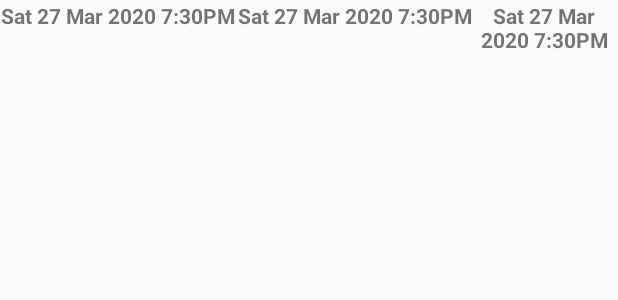
After one commit to unomar/MCHL, an Android app: the layout player_lookup_row.xml on its own in the app's theme, with its tools: preview values and no code run, on a phone screen of 412 x 824 dp. The commit adds this screen. Shown: the top 300 px of the screen. Run offline under Robolectric (Android 15) with nearby library versions, the phone set to English and light mode, and no system bars.

Commit message:
Add custom player list adapter

```diff
--- a/app/src/main/java/com/sloppylinux/mchl/ui/home/TeamListAdapter.java
+++ b/app/src/main/java/com/sloppylinux/mchl/ui/adapters/TeamListAdapter.java
@@ -1,4 +1,4 @@
-package com.sloppylinux.mchl.ui.home;
+package com.sloppylinux.mchl.ui.adapters;
 
 import android.content.Context;
 import android.view.LayoutInflater;
--- a/app/src/main/java/com/sloppylinux/mchl/ui/home/HomeFragment.java
+++ b/app/src/main/java/com/sloppylinux/mchl/ui/home/HomeFragment.java
@@ -5,16 +5,14 @@ import android.view.LayoutInflater;
 import android.view.View;
 import android.view.ViewGroup;
 import android.widget.ListView;
-import android.widget.TextView;
 
 import androidx.annotation.NonNull;
-import androidx.annotation.Nullable;
 import androidx.fragment.app.Fragment;
-import androidx.lifecycle.Observer;
 import androidx.lifecycle.ViewModelProvider;
 
 import com.sloppylinux.mchl.ui.R;
-import com.sloppylinux.mchl.ui.schedule.GameListAdapter;
+import com.sloppylinux.mchl.ui.adapters.GameListAdapter;
+import com.sloppylinux.mchl.ui.adapters.TeamListAdapter;
 import com.sloppylinux.mchl.util.Config;
 
 public class HomeFragment extends Fragment {
--- a/app/src/main/java/com/sloppylinux/mchl/ui/schedule/ScheduleFragment.java
+++ b/app/src/main/java/com/sloppylinux/mchl/ui/schedule/ScheduleFragment.java
@@ -13,9 +13,9 @@ import androidx.lifecycle.ViewModelProvider;
 
 import com.sloppylinux.mchl.domain.Game;
 import com.sloppylinux.mchl.ui.R;
+import com.sloppylinux.mchl.ui.adapters.GameListAdapter;
 import com.sloppylinux.mchl.util.Config;
 
-import java.util.Date;
 import java.util.List;
 
 public class ScheduleFragment extends Fragment {
--- /dev/null
+++ b/app/src/main/res/layout/player_lookup_row.xml
@@ -0,0 +1,41 @@
+<?xml version="1.0" encoding="utf-8"?>
+<LinearLayout android:id="@+id/border"
+    android:layout_width="fill_parent"
+    android:layout_height="wrap_content"
+    android:orientation="horizontal"
+    android:layout_margin="1px"
+    xmlns:android="http://schemas.android.com/apk/res/android">
+    <TextView
+        android:id="@+id/player_row_name"
+        android:layout_width="wrap_content"
+        android:layout_height="wrap_content"
+        android:text="@string/gameDate"
+        android:textStyle="bold"
+        android:gravity="center"
+        android:layout_alignParentTop="true"
+        android:layout_alignParentLeft="true"
+        android:paddingRight="2sp">
+    </TextView>
+    <TextView
+        android:id="@+id/player_row_number"
+        android:layout_width="wrap_content"
+        android:layout_height="wrap_content"
+        android:text="@string/gameDate"
+        android:textStyle="bold"
+        android:gravity="center"
+        android:layout_alignParentTop="true"
+        android:layout_alignParentLeft="true"
+        android:paddingRight="2sp">
+    </TextView>
+    <TextView
+        android:id="@+id/player_row_teams"
+        android:layout_width="wrap_content"
+        android:layout_height="wrap_content"
+        android:text="@string/gameDate"
+        android:textStyle="bold"
+        android:gravity="center"
+        android:layout_alignParentTop="true"
+        android:layout_alignParentLeft="true"
+        android:paddingRight="2sp">
+    </TextView>
+</LinearLayout>
--- a/app/src/main/res/values/strings.xml
+++ b/app/src/main/res/values/strings.xml
@@ -50,5 +50,6 @@
     <string name="awayTeam">AWAY</string>
     <string name="upcoming_text">Upcoming Games</string>
     <string name="previous_text">Recent Results</string>
+    <string name="select_player_text">Select player from list:</string>
 
 </resources>
```
Also changed, not shown: app/src/main/java/com/sloppylinux/mchl/ui/adapters/GameListAdapter.java (added, +91 -0 lines), app/src/main/java/com/sloppylinux/mchl/ui/adapters/PlayerListAdapter.java (renamed from app/src/main/java/com/sloppylinux/mchl/ui/schedule/GameListAdapter.java, +32 -22 lines), app/src/main/java/com/sloppylinux/mchl/ui/results/ResultsFragment.java (+1 -6 lines), app/src/main/java/com/sloppylinux/mchl/ui/settings/SettingsFragment.java (+5 -3 lines), 1 other file.
